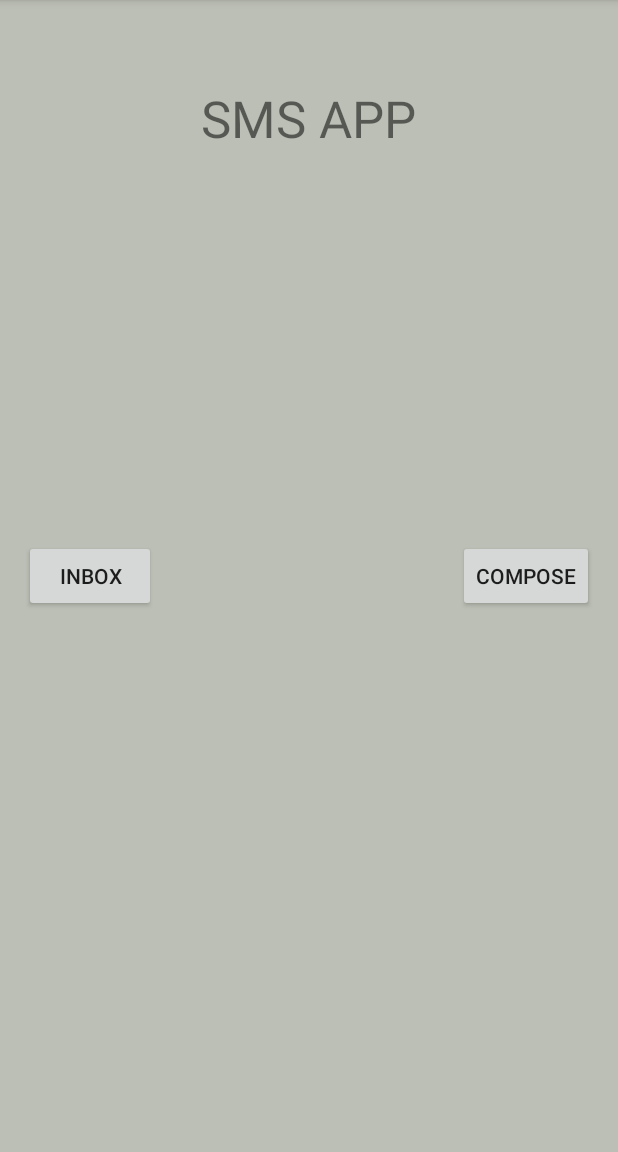
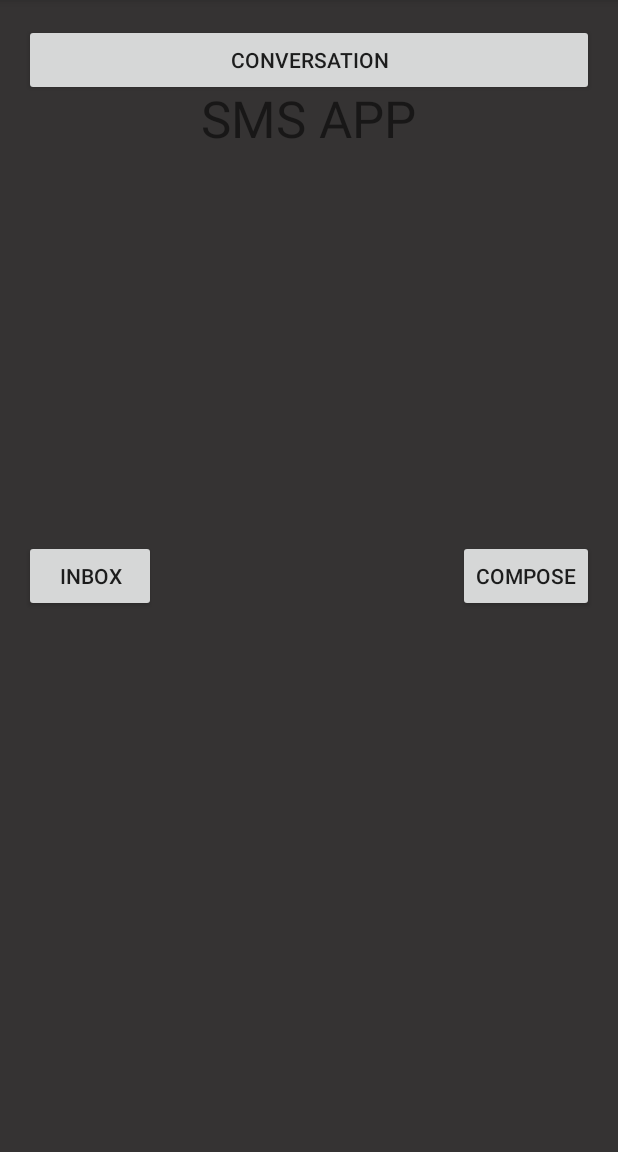
Before and after one commit to cmpickle/Encryptographer, an Android app: the screen it shows after launch (MainActivity), on a phone screen of 412 x 824 dp, the part 84-1236 px from its top. Run offline under Robolectric (Android 15) with nearby library versions, the phone set to English and light mode, and no system bars.

Commit message:
Conversations based off of phone number and Sent messages appear in conversation list.

```diff
--- a/app/src/main/AndroidManifest.xml
+++ b/app/src/main/AndroidManifest.xml
@@ -6,6 +6,7 @@
     <uses-permission android:name="android.permission.WRITE_SMS"/>
     <uses-permission android:name="android.permission.RECEIVE_SMS"/>
     <uses-permission android:name="android.permission.READ_SMS"/>
+    <uses-permission android:name="android.permission.READ_CONTACTS"/>
 
     <application
         android:allowBackup="true"
--- a/app/src/main/java/com/example/cmpickle/basicsms/MainActivity.java
+++ b/app/src/main/java/com/example/cmpickle/basicsms/MainActivity.java
@@ -24,4 +24,9 @@ public class MainActivity extends ActionBarActivity {
         Intent intent = new Intent(MainActivity.this, SendSMSActivity.class);
         startActivity(intent);
     }
+
+    public void goToConversation(View v) {
+        Intent intent = new Intent(MainActivity.this, ConversationActivity.class);
+        startActivity(intent);
+    }
 }
--- a/app/src/main/res/layout/activity_main.xml
+++ b/app/src/main/res/layout/activity_main.xml
@@ -6,7 +6,7 @@
                 android:paddingRight="@dimen/activity_horizontal_margin"
                 android:paddingTop="@dimen/activity_vertical_margin"
                 android:paddingBottom="@dimen/activity_vertical_margin"
-                android:background="#88888d7a"
+                android:background="#353333"
                 tools:context=".MainActivity">
     <TextView
         android:id="@+id/textView"
@@ -24,6 +24,7 @@
         android:text="Inbox"
         android:layout_centerVertical="true"
         android:layout_alignParentStart="true"
+        android:layout_alignParentLeft="true"
         android:layout_width="wrap_content"
         android:layout_height="wrap_content"
         android:onClick="goToInbox"/>
@@ -35,6 +36,17 @@
         android:layout_height="wrap_content"
         android:layout_alignTop="@+id/btnInbox"
         android:layout_alignParentEnd="true"
+        android:layout_alignParentRight="true"
         android:onClick="goToCompose"/>
 
+    <Button
+        android:id="@+id/btnConversation"
+        android:text="Conversation"
+        android:layout_width="wrap_content"
+        android:layout_height="wrap_content"
+        android:layout_alignParentStart="true"
+        android:layout_alignParentEnd="true"
+        android:layout_alignParentRight="true"
+        android:onClick="goToConversation"/>
+
 </RelativeLayout>
```
Also changed, not shown: app/src/main/java/com/example/cmpickle/basicsms/ConversationActivity.java (+12 -5 lines), app/src/main/java/com/example/cmpickle/basicsms/ReceiveActivity.java (+21 -16 lines).
